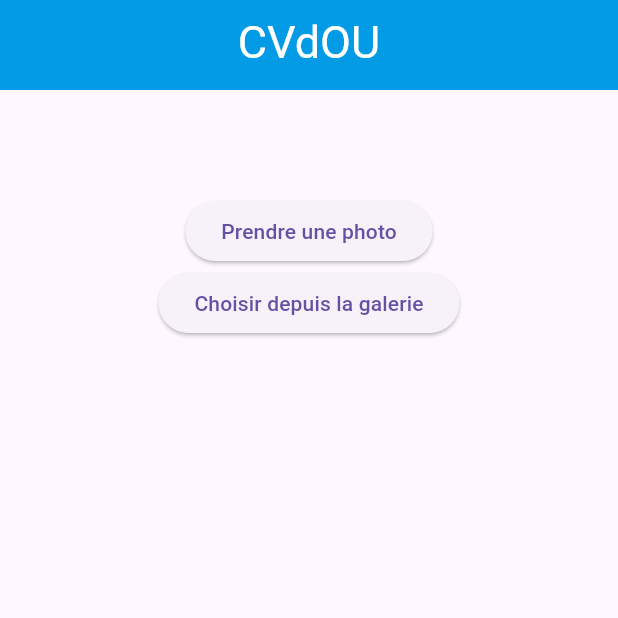
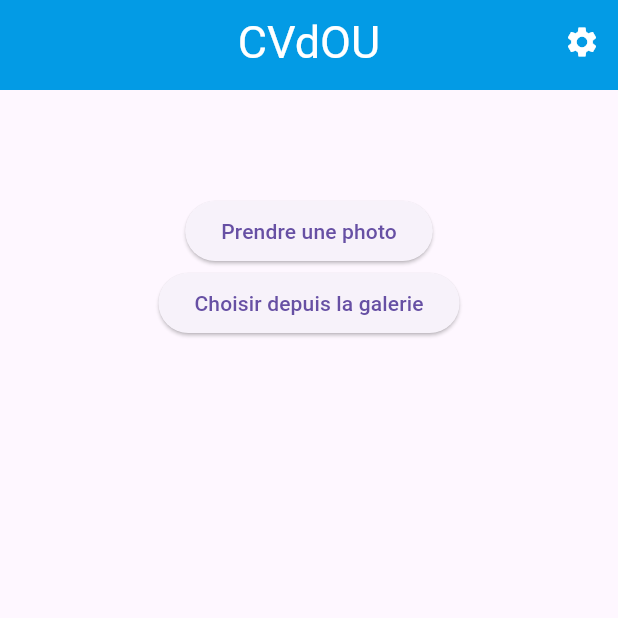
Before and after one commit to Stickysticky/cvdou, a Flutter app: the screen it shows after launch, on a phone screen of 412 x 824 dp, the top half of it. Run offline on Flutter 3.47's test engine with Material 3 defaults, Android fonts, the phone set to English and light mode, and no system bars; our stand-ins replace image_picker.

Commit message:
Btn parameters added

```diff
--- a/lib/main.dart
+++ b/lib/main.dart
@@ -1,11 +1,13 @@
 import 'package:flutter/material.dart';
 import 'package:cvdou/pages/home.dart';
+import 'package:cvdou/pages/settingsPage.dart';
 
 void main() {
   runApp(MaterialApp(
     initialRoute: '/home',
     routes: {
       '/home': (context) => Home(),
+      '/settings': (context) => SettingsPage(),
     },
   ));
 }
--- a/lib/pages/home.dart
+++ b/lib/pages/home.dart
@@ -1,5 +1,5 @@
 import 'package:flutter/material.dart';
-import 'package:cvdou/widgets/home/customAppBar.dart';
+import 'package:cvdou/widgets/common/customAppBar.dart';
 import 'package:cvdou/widgets/home/customImagePicker.dart';
 import 'package:cvdou/widgets/home/imageGrid.dart';
 import 'package:cvdou/objects/imageResult.dart';
--- a/lib/widgets/home/customAppBar.dart
+++ b/lib/widgets/common/customAppBar.dart
@@ -18,6 +18,15 @@ class CustomAppBar extends StatelessWidget implements PreferredSizeWidget{
           color: _titleColor,
           fontSize: _fontSize
       ),
+      actions: [
+        IconButton(
+          icon: Icon(Icons.settings, color: _titleColor), // Icône pour les paramètres
+          onPressed: () {
+            // Naviguer vers la page des paramètres
+            Navigator.pushNamed(context, '/settings');
+          },
+        ),
+      ],
     );
   }
 
```
Also changed, not shown: lib/pages/settingsPage.dart (added, +15 -0 lines).
